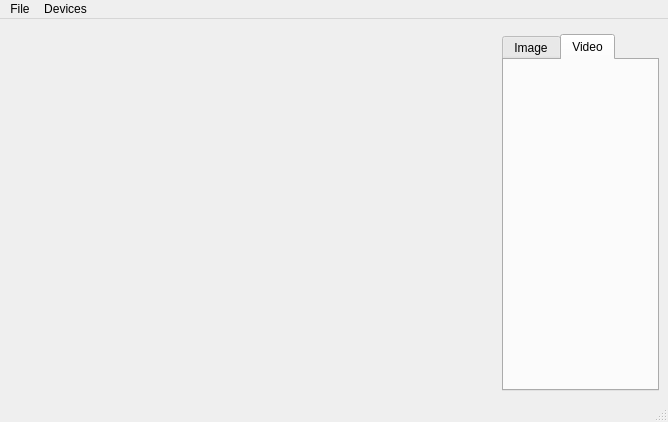
The window that camera/camera.ui (walker1239/LP-3) describes before a commit, drawn with Qt 5.
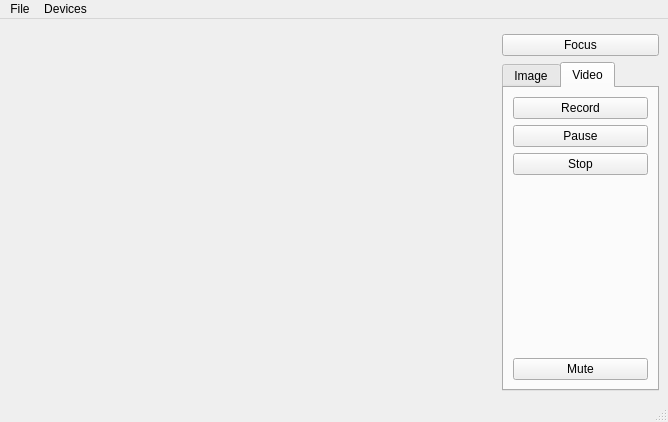
The same window after the commit. The open tabs and pages were chosen to show the change. Icons and pictures are not drawn. Custom widgets are drawn as their Qt base class.

Commit message: demo camera

The edit to the form file:
```diff
--- a/camera/camera.ui
+++ b/camera/camera.ui
@@ -15,7 +15,7 @@
   </property>
   <widget class="QWidget" name="centralwidget">
    <layout class="QGridLayout" name="gridLayout_3">
-    <item row="0" column="0" rowspan="2">
+    <item row="0" column="0" rowspan="3">
      <widget class="QStackedWidget" name="stackedWidget">
       <property name="sizePolicy">
        <sizepolicy hsizetype="Preferred" vsizetype="Preferred">
@@ -88,7 +88,7 @@
        </palette>
       </property>
       <property name="currentIndex">
-       <number>1</number>
+       <number>0</number>
       </property>
       <widget class="QWidget" name="viewfinderPage">
        <layout class="QGridLayout" name="gridLayout_5">
@@ -120,9 +120,16 @@
      </widget>
     </item>
     <item row="1" column="1" colspan="2">
+     <widget class="QPushButton" name="lockButton">
+      <property name="text">
+       <string>Focus</string>
+      </property>
+     </widget>
+    </item>
+    <item row="2" column="1" colspan="2">
      <widget class="QTabWidget" name="captureWidget">
       <property name="currentIndex">
-       <number>1</number>
+       <number>0</number>
       </property>
       <widget class="QWidget" name="tab_2">
        <attribute name="title">
@@ -137,10 +144,6 @@
           <property name="text">
            <string>Capture Photo</string>
           </property>
-          <property name="icon">
-           <iconset resource="camera.qrc">
-            <normaloff>:/images/shutter.svg</normaloff>:/images/shutter.svg</iconset>
-          </property>
          </widget>
         </item>
         <item row="1" column="0">
@@ -184,11 +187,56 @@
         </item>
        </layout>
       </widget>
-      <widget class="QWidget" name="widget">
+      <widget class="QWidget" name="tab">
        <attribute name="title">
         <string>Video</string>
        </attribute>
-       <layout class="QGridLayout" name="gridLayout_2"/>
+       <layout class="QGridLayout" name="gridLayout_2">
+        <item row="0" column="0">
+         <widget class="QPushButton" name="recordButton">
+          <property name="text">
+           <string>Record</string>
+          </property>
+         </widget>
+        </item>
+        <item row="1" column="0">
+         <widget class="QPushButton" name="pauseButton">
+          <property name="text">
+           <string>Pause</string>
+          </property>
+         </widget>
+        </item>
+        <item row="2" column="0">
+         <widget class="QPushButton" name="stopButton">
+          <property name="text">
+           <string>Stop</string>
+          </property>
+         </widget>
+        </item>
+        <item row="3" column="0">
+         <spacer name="verticalSpacer">
+          <property name="orientation">
+           <enum>Qt::Vertical</enum>
+          </property>
+          <property name="sizeHint" stdset="0">
+           <size>
+            <width>20</width>
+            <height>76</height>
+           </size>
+          </property>
+         </spacer>
+        </item>
+        <item row="4" column="0">
+         <widget class="QPushButton" name="muteButton">
+          <property name="text">
+           <string>Mute</string>
+          </property>
+          <property name="checkable">
+           <bool>true</bool>
+          </property>
+         </widget>
+        </item>
+       </layout>
       </widget>
      </widget>
     </item>
@@ -200,7 +248,7 @@
      <x>0</x>
      <y>0</y>
      <width>668</width>
-     <height>21</height>
+     <height>25</height>
     </rect>
    </property>
    <widget class="QMenu" name="menuFile">
```
Left out of the diff: 180 changed lines with no effect on the pictures. The commit also changes 14 other files.
